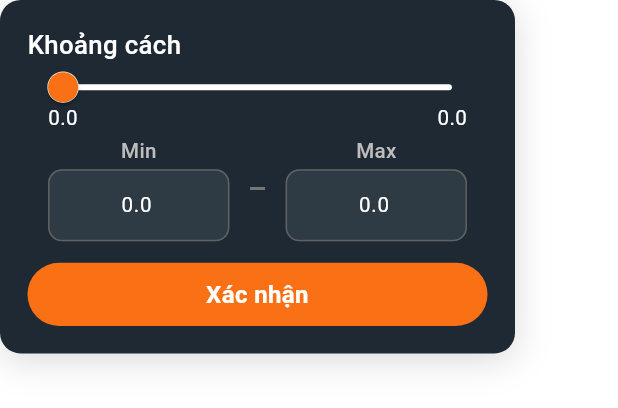
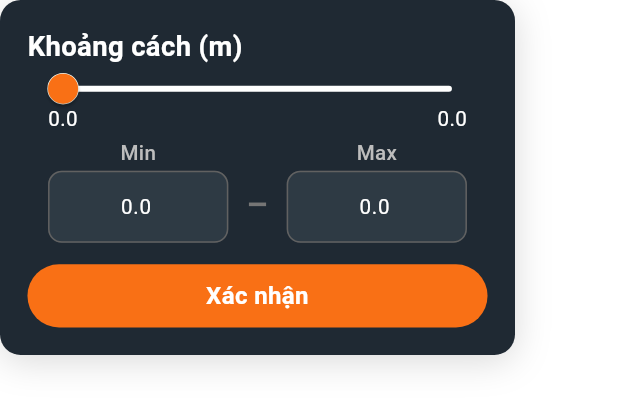
Before and after one commit to giahuyto3107/automatic_demonstration, a Flutter app: the DistanceFilterDropdown widget shown alone on an empty page, opened directly with empty values, on a phone screen of 412 x 824 dp. Shown: the top 408 px of the screen. Run offline on Flutter 3.47's test engine with Material 3 defaults, Android fonts, the phone set to English and light mode, and no system bars; our stand-ins replace device_preview, flutter_dotenv, flutter_screenutil, font_awesome_flutter, geolocator, go_router; missing offline and left inert: vietmap_flutter_gl.

Commit message:
style (home, pageIndicator)

```diff
--- a/lib/features/home_screen/views/category_container.dart
+++ b/lib/features/home_screen/views/category_container.dart
@@ -283,10 +283,10 @@ class _DistanceFilterDropdownState extends State<DistanceFilterDropdown> {
             SizedBox(
               width: double.infinity,
               child: Text(
-                "Khoảng cách",
+                "Khoảng cách (m)",
                 style: TextStyle(
-                  fontSize: 15.sp,
-                  fontWeight: .w500,
+                  fontSize: AppConstants.fontL.sp,
+                  fontWeight: .w600,
                   color: Colors.white,
                 ),
                 textAlign: .start,
@@ -306,8 +306,7 @@ class _DistanceFilterDropdownState extends State<DistanceFilterDropdown> {
                     max: widget.maxDistance,
                     activeColor: Color(0xffF97015),
                     inactiveColor: Colors.white,
-                    divisions: ((widget.maxDistance - widget.minDistance) / 1)
-                        .toInt(),
+                    // divisions: ((widget.maxDistance - widget.minDistance) / 1).toInt(),
                     padding: EdgeInsets.zero,
                     labels: RangeLabels(
                       _selectedRange.start.toStringAsFixed(1),
@@ -382,6 +381,7 @@ class _MinMaxTextField extends StatelessWidget {
       width: double.infinity,
       child: Row(
         mainAxisAlignment: .spaceBetween,
+        crossAxisAlignment: .center,
         children: [
           Expanded(
             child: _TextFieldItem(
@@ -391,8 +391,12 @@ class _MinMaxTextField extends StatelessWidget {
             ),
           ),
           Padding(
-            padding: EdgeInsets.symmetric(horizontal: AppConstants.spacingM.w),
-            child: Container(height: 2, width: 10, color: Colors.grey.shade600),
+            padding: EdgeInsets.only(
+              left: AppConstants.spacingM.w,
+              right: AppConstants.spacingM.w,
+              top: AppConstants.spacingL.h,
+            ),
+            child: Container(height: 2.h, width: 10.w, color: Colors.grey.shade600),
           ),
           Expanded(
             child: _TextFieldItem(
--- a/lib/features/home_screen/views/food_stall_list_section.dart
+++ b/lib/features/home_screen/views/food_stall_list_section.dart
@@ -83,7 +83,7 @@ class _FoodStallListSectionState extends State<FoodStallListSection> {
           currentPage: _currentPage + 1,
           maxPage: widget.foodStallModels.length,
         ),
-        SizedBox(height: AppConstants.spacingM.h,)
+        SizedBox(height: AppConstants.spacingXS.h,)
       ],
     );
   }
@@ -429,9 +429,9 @@ class _PageIndicator extends StatelessWidget {
     return Text(
      "$currentPage/$maxPage",
      style: TextStyle(
-       fontSize: AppConstants.fontM.sp,
+       fontSize: AppConstants.fontL.sp,
        color: Colors.white,
-       fontWeight: .w400
+       fontWeight: .w700
      ),
     );
   }
```
